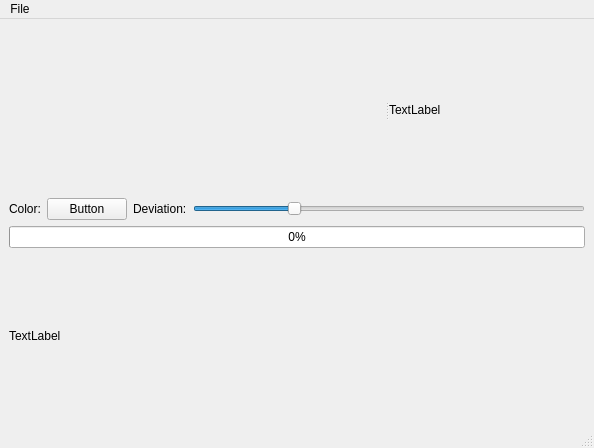
Qt form mainwindow.ui (overloop/picture_search) before a commit.
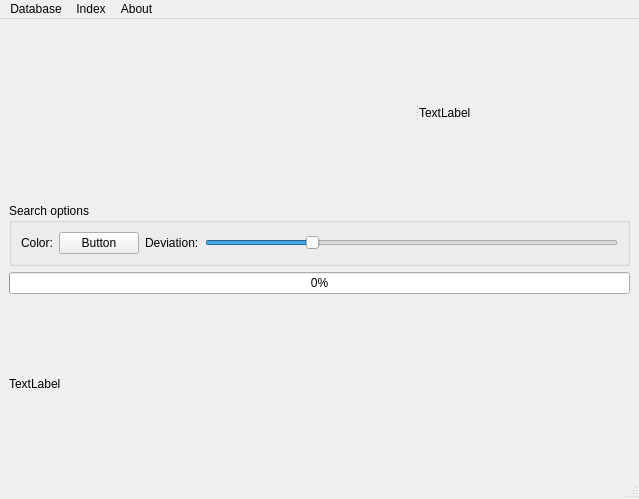
The same form after that commit. Custom widgets are drawn as their Qt base class.

```diff
--- a/mainwindow.ui
+++ b/mainwindow.ui
@@ -6,8 +6,8 @@
    <rect>
     <x>0</x>
     <y>0</y>
-    <width>594</width>
-    <height>448</height>
+    <width>639</width>
+    <height>499</height>
    </rect>
   </property>
   <property name="windowTitle">
@@ -37,8 +37,8 @@
        </property>
        <property name="minimumSize">
         <size>
-         <width>10</width>
-         <height>10</height>
+         <width>0</width>
+         <height>0</height>
         </size>
        </property>
        <property name="text">
@@ -48,7 +48,17 @@
      </widget>
     </item>
     <item>
-     <layout class="QHBoxLayout" name="horizontalLayout">
+     <widget class="QGroupBox" name="groupBox">
+      <property name="sizePolicy">
+       <sizepolicy hsizetype="Preferred" vsizetype="Maximum">
+        <horstretch>0</horstretch>
+        <verstretch>0</verstretch>
+       </sizepolicy>
+      </property>
+      <property name="title">
+       <string>Search options</string>
+      </property>
+      <layout class="QHBoxLayout" name="horizontalLayout_2">
       <item>
        <widget class="QLabel" name="label">
         <property name="text">
@@ -84,6 +94,7 @@
        </widget>
       </item>
      </layout>
+     </widget>
     </item>
     <item>
      <widget class="QProgressBar" name="progress">
@@ -109,17 +120,32 @@
     <rect>
      <x>0</x>
      <y>0</y>
-     <width>594</width>
+     <width>639</width>
      <height>21</height>
     </rect>
    </property>
    <widget class="QMenu" name="menuFile">
     <property name="title">
-     <string>File</string>
+     <string>Index</string>
     </property>
     <addaction name="addFolder"/>
    </widget>
+   <widget class="QMenu" name="menuDatabase">
+    <property name="title">
+     <string>Database</string>
+    </property>
+    <addaction name="createDatabase"/>
+    <addaction name="openDatabase"/>
+   </widget>
+   <widget class="QMenu" name="menuAbout">
+    <property name="title">
+     <string>About</string>
+    </property>
+    <addaction name="actionCredits"/>
+   </widget>
+   <addaction name="menuDatabase"/>
    <addaction name="menuFile"/>
+   <addaction name="menuAbout"/>
   </widget>
   <widget class="QStatusBar" name="statusbar"/>
   <action name="addFolder">
```
Left out of the diff: 21 changed lines with no effect on the pictures. Lines whose indentation alone changed are shown as unchanged.
